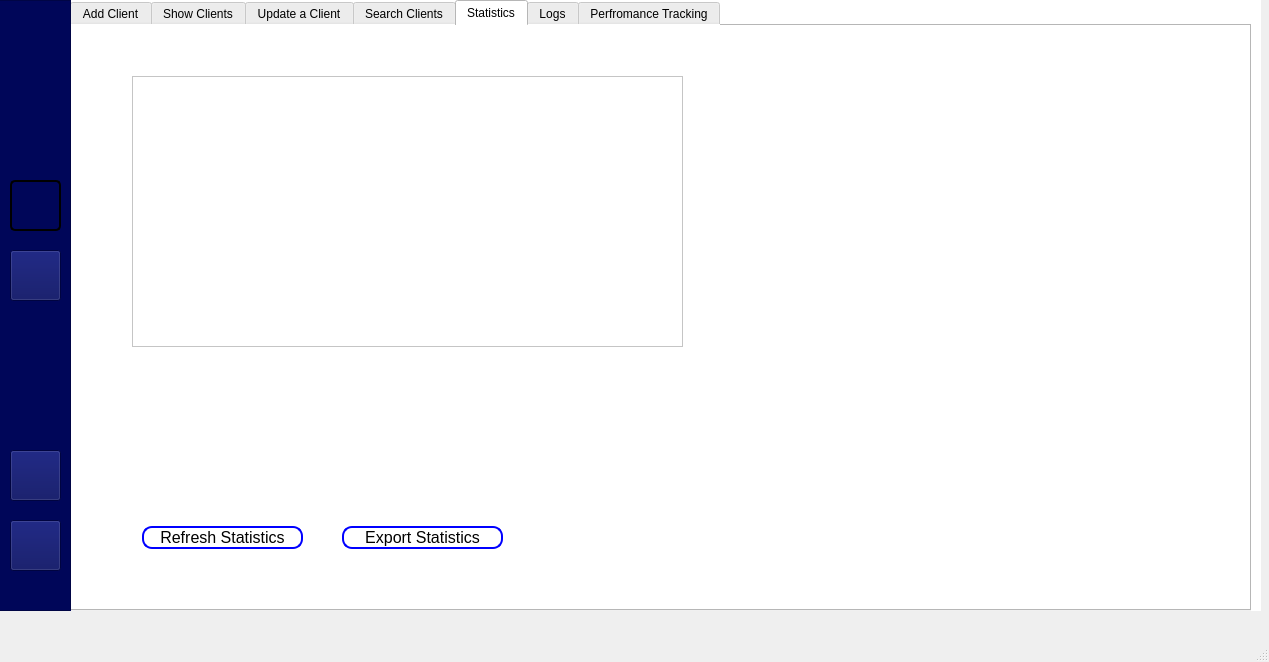
The window that mainwindow.ui (Projet-CPP-2A6/Nautica) describes before a commit, drawn with Qt 5.
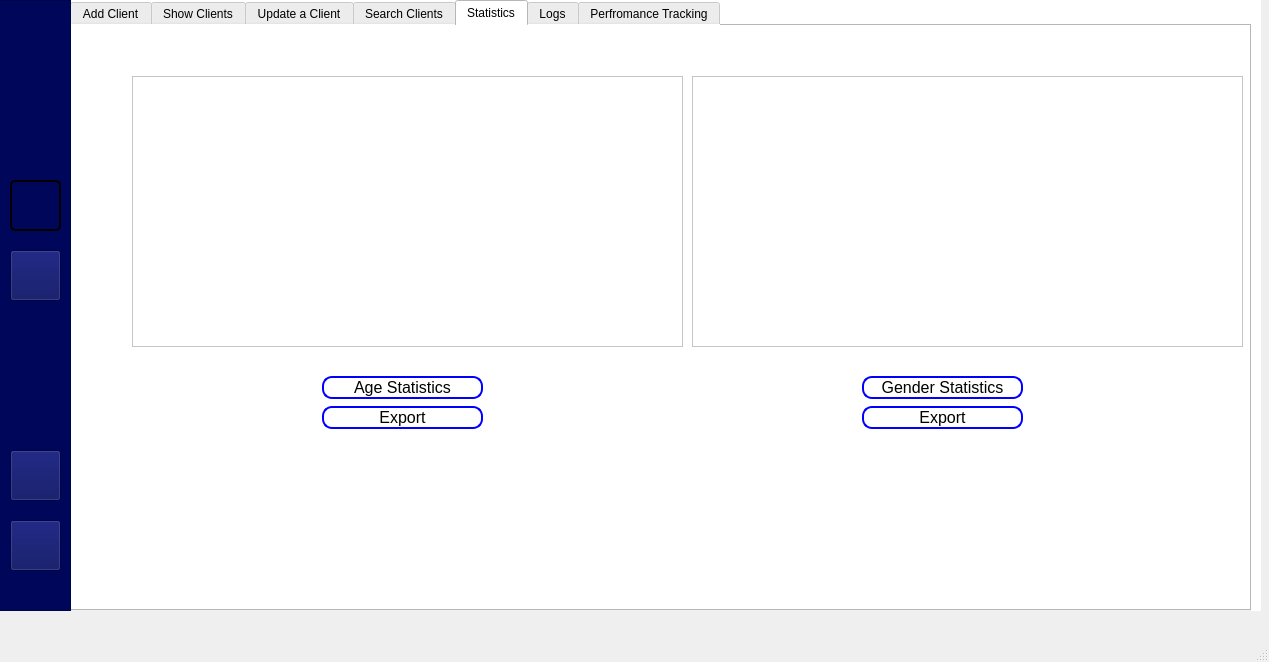
The same window after the commit. The open tabs and pages were chosen to show the change. Icons and pictures are not drawn.

Diff of the .ui file:
```diff
--- a/mainwindow.ui
+++ b/mainwindow.ui
@@ -2913,8 +2913,8 @@
        <widget class="QPushButton" name="CRefStat">
         <property name="geometry">
          <rect>
-          <x>70</x>
-          <y>500</y>
+          <x>250</x>
+          <y>350</y>
           <width>161</width>
           <height>23</height>
          </rect>
@@ -2930,7 +2930,7 @@
    </string>
         </property>
         <property name="text">
-         <string>Refresh Statistics</string>
+         <string>Age Statistics</string>
         </property>
        </widget>
        <widget class="QFrame" name="CStatFrame">
@@ -2952,8 +2952,8 @@
        <widget class="QPushButton" name="CRefStatExport">
         <property name="geometry">
          <rect>
-          <x>270</x>
-          <y>500</y>
+          <x>250</x>
+          <y>380</y>
           <width>161</width>
           <height>23</height>
          </rect>
@@ -2969,7 +2969,69 @@
    </string>
         </property>
         <property name="text">
-         <string>Export Statistics</string>
+         <string>Export</string>
+        </property>
+       </widget>
+       <widget class="QFrame" name="GenderStatFrame">
+        <property name="geometry">
+         <rect>
+          <x>620</x>
+          <y>50</y>
+          <width>551</width>
+          <height>271</height>
+         </rect>
+        </property>
+        <property name="frameShape">
+         <enum>QFrame::StyledPanel</enum>
+        </property>
+        <property name="frameShadow">
+         <enum>QFrame::Raised</enum>
+        </property>
+       </widget>
+       <widget class="QPushButton" name="GenderStatButton">
+        <property name="geometry">
+         <rect>
+          <x>790</x>
+          <y>350</y>
+          <width>161</width>
+          <height>23</height>
+         </rect>
+        </property>
+        <property name="styleSheet">
+         <string notr="true">background-color: #ffffff; /* Fond blanc */
+    border: 2px solid blue; /* Bordure bleue */
+    border-radius: 10px; /* Coins arrondis */
+    padding: 1px 2px; /* Espacement intérieur */
+    color: black; /* Couleur du texte */
+    font-size: 16px; /* Taille de la police */
+   
+   </string>
+        </property>
+        <property name="text">
+         <string>Gender Statistics</string>
+        </property>
+       </widget>
+       <widget class="QPushButton" name="GenderStatExport">
+        <property name="geometry">
+         <rect>
+          <x>790</x>
+          <y>380</y>
+          <width>161</width>
+          <height>23</height>
+         </rect>
+        </property>
+        <property name="styleSheet">
+         <string notr="true">background-color: #ffffff; /* Fond blanc */
+    border: 2px solid blue; /* Bordure bleue */
+    border-radius: 10px; /* Coins arrondis */
+    padding: 1px 2px; /* Espacement intérieur */
+    color: black; /* Couleur du texte */
+    font-size: 16px; /* Taille de la police */
+   
+   </string>
+        </property>
+        <property name="text">
+         <string>Export</string>
         </property>
        </widget>
       </widget>
```
Left out of the diff: 8 changed lines with no effect on the pictures.
